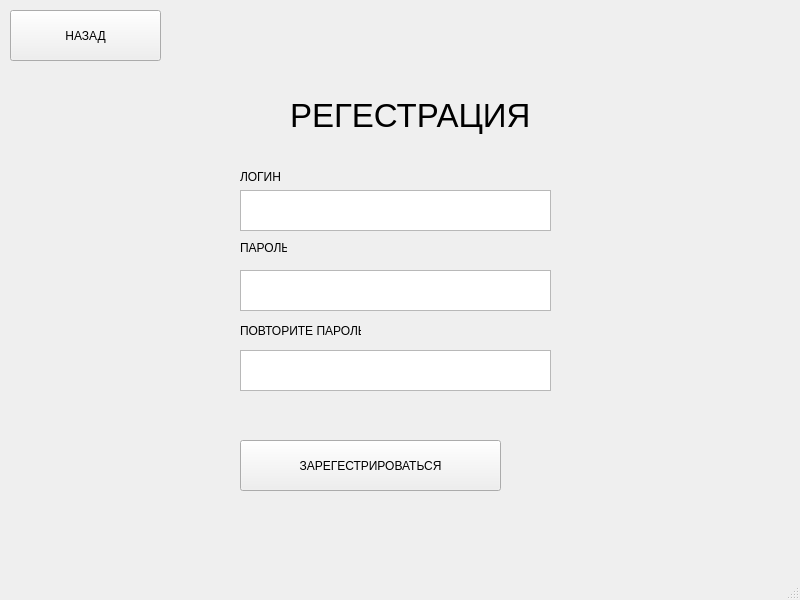
Above: ui/register.ui from xruxru24/kirillMusic before the change. Below: the same form after it.
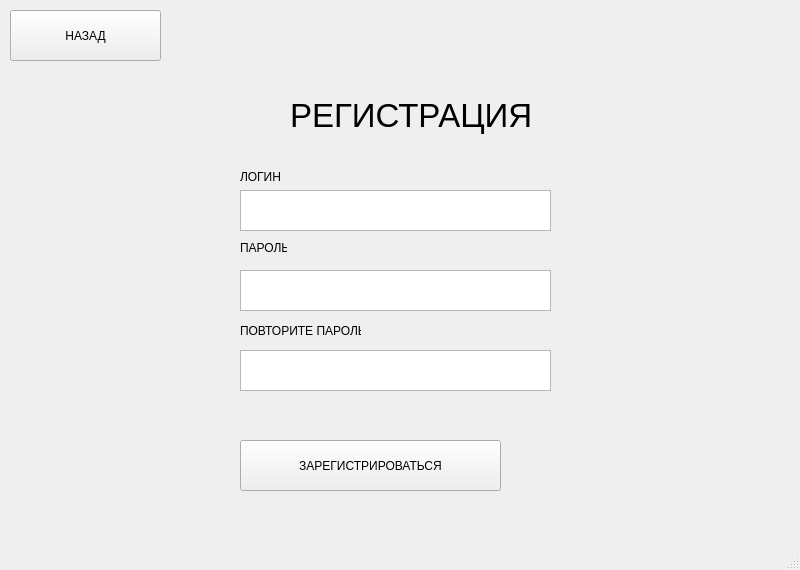
That is the form after the change.

Patch:
```diff
--- a/ui/register.ui
+++ b/ui/register.ui
@@ -7,7 +7,7 @@
     <x>0</x>
     <y>0</y>
     <width>800</width>
-    <height>600</height>
+    <height>570</height>
    </rect>
   </property>
   <property name="windowTitle">
@@ -35,7 +35,7 @@
      <string notr="true"/>
     </property>
     <property name="text">
-     <string>РЕГЕСТРАЦИЯ</string>
+     <string>РЕГИСТРАЦИЯ</string>
     </property>
    </widget>
    <widget class="QTextEdit" name="text_login">
@@ -129,7 +129,7 @@
      <string notr="true"/>
     </property>
     <property name="text">
-     <string>ЗАРЕГЕСТРИРОВАТЬСЯ</string>
+     <string>ЗАРЕГИСТРИРОВАТЬСЯ</string>
     </property>
    </widget>
    <widget class="QLabel" name="error">
```
